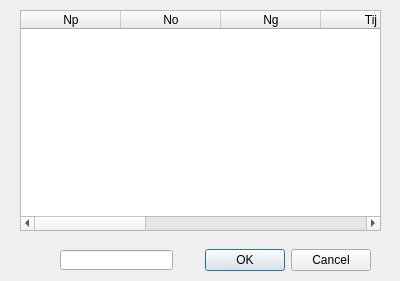
zelpold/schedule, file user.ui: the form before one commit.
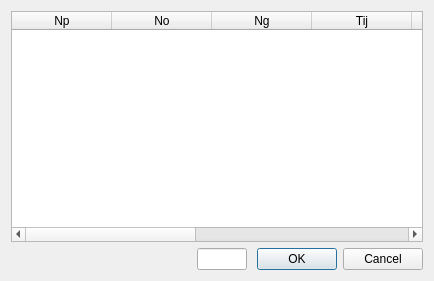
The form after the commit.

Patch:
```diff
--- a/user.ui
+++ b/user.ui
@@ -6,38 +6,20 @@
    <rect>
     <x>0</x>
     <y>0</y>
-    <width>400</width>
+    <width>434</width>
     <height>281</height>
    </rect>
   </property>
   <property name="windowTitle">
    <string>Dialog</string>
   </property>
-  <widget class="QDialogButtonBox" name="buttonBox">
-   <property name="geometry">
-    <rect>
-     <x>30</x>
-     <y>240</y>
-     <width>341</width>
-     <height>41</height>
-    </rect>
-   </property>
-   <property name="orientation">
-    <enum>Qt::Horizontal</enum>
-   </property>
-   <property name="standardButtons">
-    <set>QDialogButtonBox::Cancel|QDialogButtonBox::Ok</set>
-   </property>
-  </widget>
+  <layout class="QHBoxLayout" name="horizontalLayout_2">
+   <item>
+    <layout class="QVBoxLayout" name="verticalLayout">
+     <item>
+      <layout class="QHBoxLayout" name="horizontalLayout">
+       <item>
   <widget class="QTableWidget" name="usertable">
-   <property name="geometry">
-    <rect>
-     <x>20</x>
-     <y>10</y>
-     <width>361</width>
-     <height>221</height>
-    </rect>
-   </property>
    <column>
     <property name="text">
      <string>Np</string>
@@ -84,16 +66,55 @@
     </property>
    </column>
   </widget>
-  <widget class="QLineEdit" name="rab">
-   <property name="geometry">
-    <rect>
-     <x>60</x>
-     <y>250</y>
-     <width>113</width>
+       </item>
+      </layout>
+     </item>
+     <item>
+      <layout class="QHBoxLayout" name="horizontalLayout_3">
+       <item>
+        <spacer name="horizontalSpacer">
+         <property name="orientation">
+          <enum>Qt::Horizontal</enum>
+         </property>
+         <property name="sizeHint" stdset="0">
+          <size>
+           <width>40</width>
      <height>20</height>
-    </rect>
-   </property>
-  </widget>
+          </size>
+         </property>
+        </spacer>
+       </item>
+       <item>
+        <widget class="QLineEdit" name="rab">
+         <property name="maximumSize">
+          <size>
+           <width>50</width>
+           <height>16777215</height>
+          </size>
+         </property>
+        </widget>
+       </item>
+       <item>
+        <widget class="QDialogButtonBox" name="buttonBox">
+         <property name="maximumSize">
+          <size>
+           <width>170</width>
+           <height>16777215</height>
+          </size>
+         </property>
+         <property name="orientation">
+          <enum>Qt::Horizontal</enum>
+         </property>
+         <property name="standardButtons">
+          <set>QDialogButtonBox::Cancel|QDialogButtonBox::Ok</set>
+         </property>
+        </widget>
+       </item>
+      </layout>
+     </item>
+    </layout>
+   </item>
+  </layout>
  </widget>
  <resources/>
  <connections>
```
Lines whose indentation alone changed are shown as unchanged.
